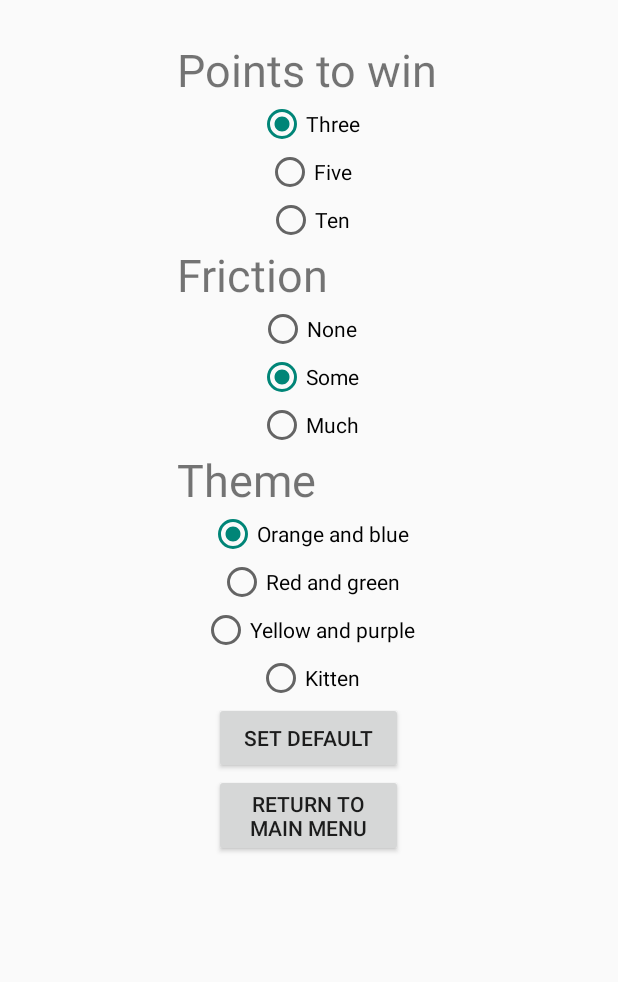
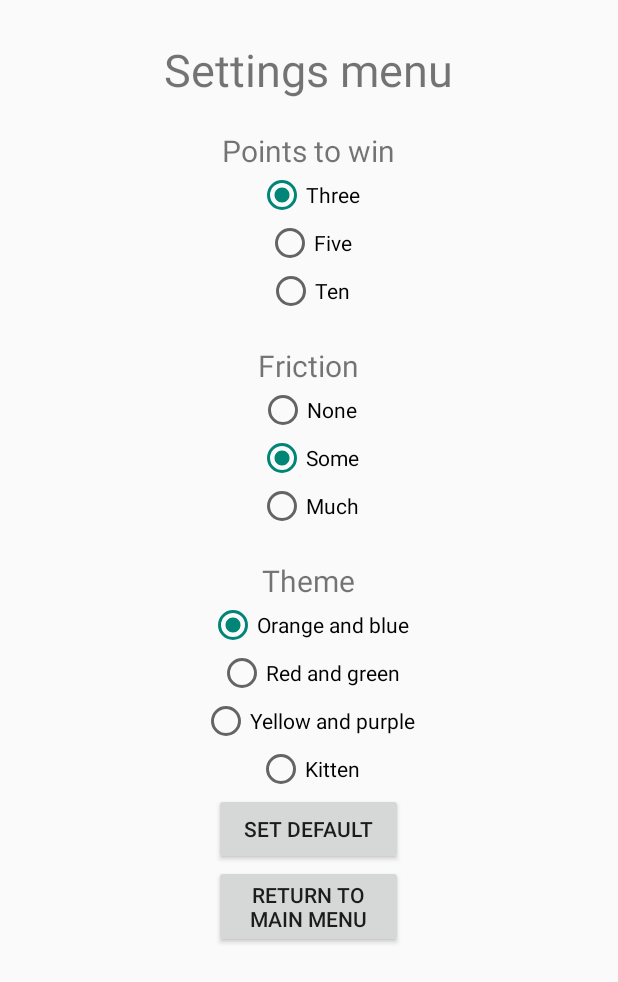
Before and after one commit to MFHolm/myAirhockityGame, an Android app: the Settings screen opened directly, with no data from a screen before it, on a phone screen of 412 x 824 dp. Shown: the top 982 px of the screen. Run offline under Robolectric (Android 15) with nearby library versions, the light colour scheme and no system bars.

Commit message:
Settings menu with ScrollView

```diff
--- a/myAirhockityGame/app/src/main/res/layout/activity_settings.xml
+++ b/myAirhockityGame/app/src/main/res/layout/activity_settings.xml
@@ -1,5 +1,5 @@
 <?xml version="1.0" encoding="utf-8"?>
-<RelativeLayout xmlns:android="http://schemas.android.com/apk/res/android"
+<ScrollView xmlns:android="http://schemas.android.com/apk/res/android"
     xmlns:tools="http://schemas.android.com/tools" android:layout_width="match_parent"
     android:layout_height="match_parent" android:paddingLeft="@dimen/activity_horizontal_margin"
     android:paddingRight="@dimen/activity_horizontal_margin"
@@ -16,12 +16,21 @@
         android:layout_centerHorizontal="true">
 
         <TextView
-            android:layout_gravity="center"
-            android:layout_width="175dp"
+            android:layout_width="wrap_content"
+            android:layout_height="wrap_content"
+            android:text="Settings menu"
+            android:textSize="30dp"
+            android:layout_gravity="center_horizontal"
+            android:layout_marginTop="10dp"
+            android:layout_marginBottom="20dp"/>
+
+        <TextView
+            android:layout_gravity="center_horizontal"
+            android:layout_width="wrap_content"
             android:layout_height="wrap_content"
             android:text="Points to win"
-            android:textSize="30dp"
-            android:layout_marginTop="10dp" />
+            android:textSize="20dp"
+            android:layout_marginTop="0dp" />
 
         <RadioGroup
             android:id="@+id/points_group"
@@ -50,18 +59,19 @@
 
 
         <TextView
-            android:layout_gravity="center"
-            android:layout_width="175dp"
+            android:layout_gravity="center_horizontal"
+            android:layout_width="wrap_content"
             android:layout_height="wrap_content"
             android:text="Friction"
-            android:textSize="30dp"
-            android:layout_marginTop="0dp" />
+            android:textSize="20dp"
+            android:layout_marginTop="20dp" />
 
         <RadioGroup
             android:id="@+id/friction_group"
             android:layout_width="wrap_content"
             android:layout_height="wrap_content"
             android:layout_gravity="center_horizontal" >
+
             <RadioButton
                 android:layout_width="wrap_content"
                 android:layout_height="wrap_content"
@@ -82,13 +92,14 @@
                 android:id="@+id/radio_much" />
         </RadioGroup>
 
+
         <TextView
             android:layout_gravity="center"
-            android:layout_width="175dp"
+            android:layout_width="wrap_content"
             android:layout_height="wrap_content"
             android:text="Theme"
-            android:textSize="30dp"
-            android:layout_marginTop="0dp" />
+            android:textSize="20dp"
+            android:layout_marginTop="20dp" />
 
         <RadioGroup
             android:id="@+id/theme_group"
@@ -138,4 +149,4 @@
             android:layout_gravity="center_horizontal" />
 
     </LinearLayout>
-</RelativeLayout>
+</ScrollView>
```
